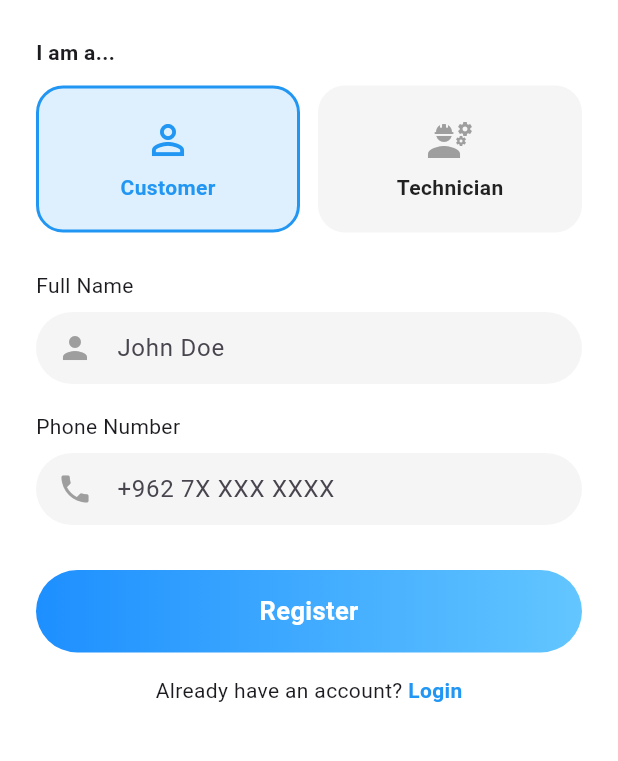
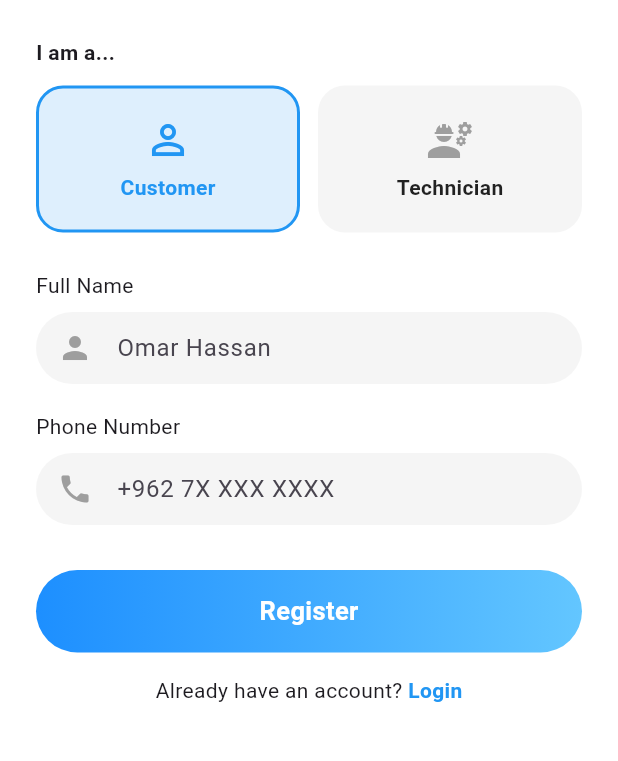
Before and after one commit to Tuleenalshattel/fixit-jo, a Flutter app: the RegisterPage screen opened directly, on a phone screen of 412 x 824 dp, the part 336-1097 px from its top. Run offline on Flutter 3.47's test engine with Material 3 defaults, Android fonts, the phone set to English and light mode, and no system bars; our stand-ins replace image_picker; statements that could not run were skipped.

Commit message:
Update register_screen.dart

```diff
--- a/lib/screens/register_screen.dart
+++ b/lib/screens/register_screen.dart
@@ -323,7 +323,7 @@ class _RegisterPageState extends State<RegisterPage> {
                 const SizedBox(height: 8),
 
                 buildTextField(
-                  hint: "John Doe",
+                  hint: "Omar Hassan",
                   icon: Icons.person,
                   controller: _nameController,
                 ),
```
